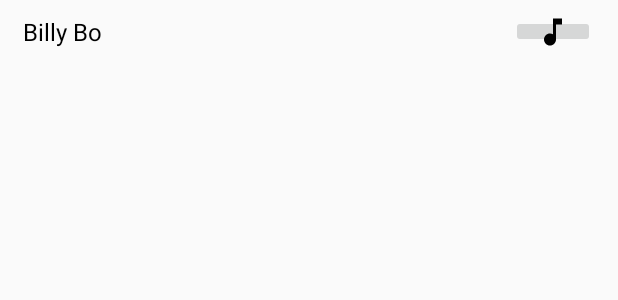
After one commit to chillbrodev/podcast-player, an Android app: the layout rv_podcast_item.xml on its own in the app's theme, with its tools: preview values and no code run, on a phone screen of 412 x 824 dp. The commit adds this screen. Shown: the top 300 px of the screen. Run offline under Robolectric (Android 15) with nearby library versions, the phone set to English and light mode, and no system bars.

Commit message:
Extracting podcast title from file. Can select podcast by position

```diff
--- /dev/null
+++ b/app/src/main/java/cbd/podcasts/media/IPodcastTitleParser.kt
@@ -0,0 +1,5 @@
+package cbd.podcasts.media
+
+interface IPodcastTitleParser {
+    fun extractTitle(podcastFile: String): String
+}
--- a/app/src/main/java/cbd/podcasts/podcastRepo/IPodcastRepo.kt
+++ b/app/src/main/java/cbd/podcasts/podcastRepo/IPodcastRepo.kt
@@ -5,5 +5,5 @@ import android.content.res.AssetManager
 interface IPodcastRepo {
 
     fun fetchAllPodcasts(assetManager: AssetManager): Array<String>
-    fun fetchPodcast(assetManager: AssetManager): PodcastStatus
+    fun fetchPodcast(assetManager: AssetManager, position: Int): PodcastStatus
 }
--- a/app/src/main/java/cbd/podcasts/podcastRepo/PodcastStatus.kt
+++ b/app/src/main/java/cbd/podcasts/podcastRepo/PodcastStatus.kt
@@ -1,3 +1,3 @@
 package cbd.podcasts.podcastRepo
 
-data class PodcastStatus(val podcastUrl: String, val state: PodcastState)
+data class PodcastStatus(val podcastUrl: String = "", val podcastTitle: String = "", val state: PodcastState)
--- /dev/null
+++ b/app/src/main/res/drawable/ic_music_note_black_24dp.xml
@@ -0,0 +1,9 @@
+<vector xmlns:android="http://schemas.android.com/apk/res/android"
+        android:width="24dp"
+        android:height="24dp"
+        android:viewportWidth="24.0"
+        android:viewportHeight="24.0">
+    <path
+        android:fillColor="#FF000000"
+        android:pathData="M12,3v10.55c-0.59,-0.34 -1.27,-0.55 -2,-0.55 -2.21,0 -4,1.79 -4,4s1.79,4 4,4 4,-1.79 4,-4V7h4V3h-6z"/>
+</vector>
--- /dev/null
+++ b/app/src/main/res/layout/rv_podcast_item.xml
@@ -0,0 +1,30 @@
+<?xml version="1.0" encoding="utf-8"?>
+<LinearLayout
+        xmlns:android="http://schemas.android.com/apk/res/android" xmlns:tools="http://schemas.android.com/tools"
+        android:orientation="horizontal"
+        android:layout_width="match_parent"
+        android:layout_height="wrap_content"
+        android:paddingTop="10dp"
+        android:paddingBottom="10dp"
+>
+
+    <TextView
+            android:id="@+id/podcastTitle"
+            android:layout_width="0dp"
+            android:layout_height="wrap_content"
+            android:layout_weight="1"
+            android:textColor="@android:color/black"
+            android:layout_marginStart="15dp"
+            android:textSize="16sp"
+            tools:text="Billy Bo"
+    />
+
+    <ImageButton
+            android:id="@+id/playBtn"
+            android:layout_width="wrap_content"
+            android:layout_height="match_parent"
+            android:layout_marginEnd="15dp"
+            android:paddingLeft="16dp"
+            android:paddingRight="16dp"
+            android:src="@drawable/ic_music_note_black_24dp"/>
+</LinearLayout>
```
Also changed, not shown: app/src/main/java/cbd/podcasts/main/MainActivity.kt (+6 -6 lines), app/src/main/java/cbd/podcasts/media/PodcastTitleParser.kt (added, +17 -0 lines), app/src/main/java/cbd/podcasts/podcastRepo/PodcastRepo.kt (+7 -3 lines), app/src/main/res/layout/activity_main.xml (+7 -8 lines).
